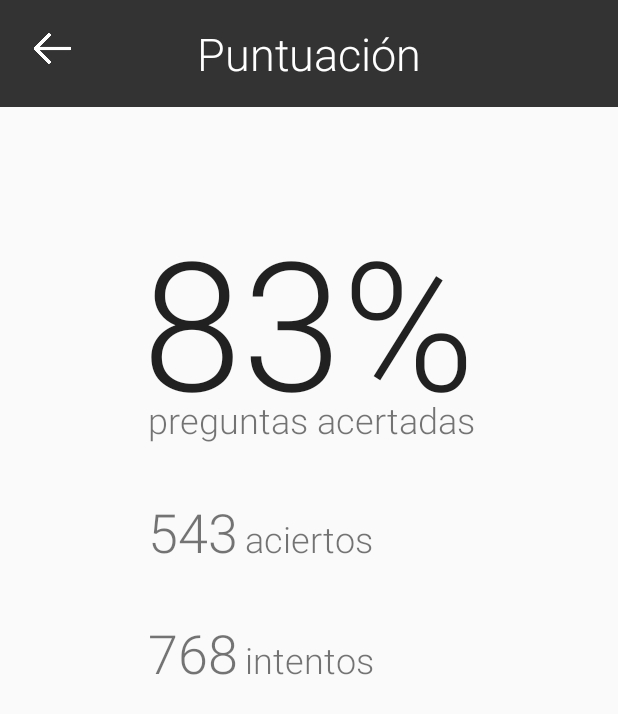
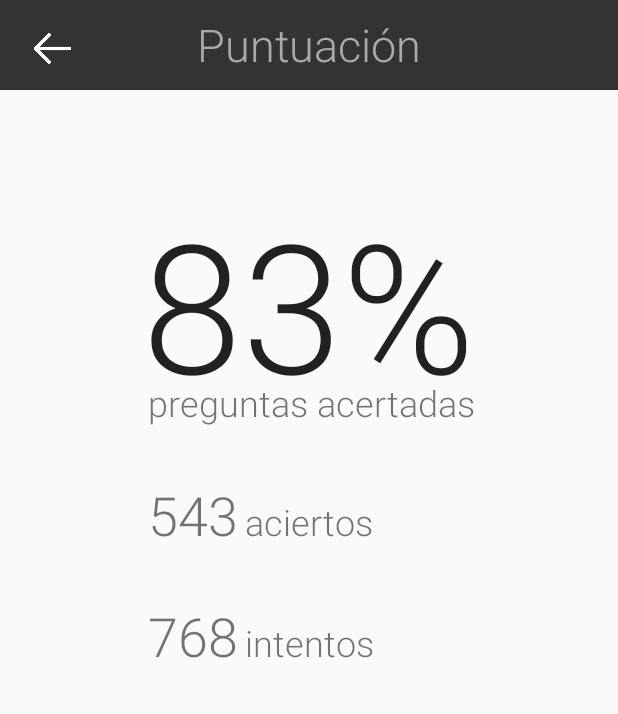
Before and after one commit to aitor422/arquitecturadelsoftware, an Android app: the Puntuacion screen opened directly, with no data from a screen before it, on a phone screen of 412 x 824 dp. Shown: the top 714 px of the screen. Run offline under Robolectric (Android 15) with nearby library versions, the light colour scheme and no system bars.

Commit message:
Añadido scroll a puntuación, cambiados colores

```diff
--- a/CulturApp/app/src/main/java/com/micompany/culturapp/MainActivity.java
+++ b/CulturApp/app/src/main/java/com/micompany/culturapp/MainActivity.java
@@ -147,14 +147,14 @@ public class MainActivity extends AppCompatActivity {
     protected void onResume() {
         super.onResume();
         mapView.onResume();
-        // Comentar siguiente línea para volver a la activity con el menú abierto. //
-        mDrawerLayout.closeDrawer(Gravity.START);
+
     }
 
     @Override
     protected void onPause() {
         super.onPause();
         mapView.onPause();
+        mDrawerLayout.closeDrawer(Gravity.START);
     }
 
     @Override
--- a/CulturApp/app/src/main/res/layout/activity_puntuacion.xml
+++ b/CulturApp/app/src/main/res/layout/activity_puntuacion.xml
@@ -10,22 +10,58 @@
     android:paddingTop="0dp"
     tools:context="com.micompany.culturapp.Puntuacion">
 
+    <RelativeLayout
+        android:id="@+id/cabecerapuntuacion"
+        android:layout_width="match_parent"
+        android:layout_height="60dp"
+        android:background="#333"
+        android:layout_gravity="center">
+
+        <ImageButton
+            android:layout_width="wrap_content"
+            android:layout_height="wrap_content"
+            android:adjustViewBounds="true"
+            android:scaleType="fitCenter"
+            android:maxWidth="30dp"
+            android:maxHeight="30dp"
+            android:id="@+id/flecha"
+            android:src="@drawable/flechaatras"
+
+            android:background="#00ffffff"
+            android:layout_marginLeft="20dp"
+            android:layout_marginStart="20dp"
+            android:layout_marginTop="17dp"
+            android:layout_alignParentTop="true"
+            android:layout_alignParentLeft="true"
+            android:layout_alignParentStart="true" />
+
+
         <TextView
             android:id="@+id/puntuacion"
+            android:gravity="center_vertical"
             android:layout_width="fill_parent"
-        android:layout_height="wrap_content"
-        android:background="#333"
+            android:layout_height="match_parent"
             android:fontFamily="sans-serif-light"
             android:text="Puntuación"
             android:textAlignment="center"
             android:textAppearance="@style/TextAppearance.AppCompat"
-        android:textColor="#FFF"
-        android:textSize="30sp"
+            android:textColor="#aaa"
+            android:textSize="30dp"
             android:layout_alignParentRight="true"
             android:layout_alignParentEnd="true"
-        android:paddingBottom="15dp"
-        android:paddingTop="15dp"
             />
+
+
+    </RelativeLayout>
+
+    <ScrollView
+        android:layout_width="match_parent"
+        android:layout_height="match_parent"
+        android:layout_below="@+id/cabecerapuntuacion">
+
+        <RelativeLayout
+            android:layout_width="match_parent"
+            android:layout_height="match_parent">
 
             <TextView
                 android:id="@+id/porcentaje"
@@ -39,7 +75,7 @@
                 android:paddingBottom="0dp"
                 android:paddingTop="0dp"
                 android:textSize="120sp"
-        android:layout_below="@+id/puntuacion"
+
                 android:layout_centerHorizontal="true" />
 
             <TextView
@@ -106,22 +142,11 @@
                 android:text="intentos"
                 android:textSize="24sp" />
 
-    <ImageButton
-        android:layout_width="wrap_content"
-        android:layout_height="wrap_content"
-        android:adjustViewBounds="true"
-        android:scaleType="fitCenter"
-        android:maxWidth="30dp"
-        android:maxHeight="30dp"
-        android:id="@+id/flecha"
-        android:src="@drawable/flechaatras"
-        android:contentDescription="burger"
-        android:background="#00ffffff"
-        android:layout_marginLeft="20dp"
-        android:layout_marginStart="20dp"
-        android:layout_marginTop="17dp"
-        android:layout_alignParentTop="true"
-        android:layout_alignParentLeft="true"
-        android:layout_alignParentStart="true" />
+        </RelativeLayout>
+
+
+    </ScrollView>
+
+
 
 </RelativeLayout>
```
Also changed, not shown: CulturApp/app/src/main/res/layout/activity_ajustes.xml (+24 -14 lines), CulturApp/app/src/main/res/layout/activity_main.xml (+4 -4 lines), CulturApp/app/src/main/res/layout/drawer_item.xml (+4 -3 lines). Lines whose indentation alone changed are shown as unchanged.
